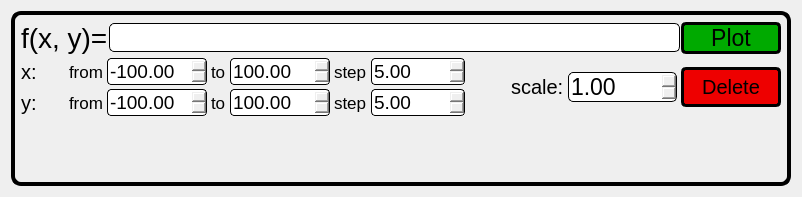
First picture: the form in res/chart_widget.ui, repository andreygor444/3D_plotter, before the edit.
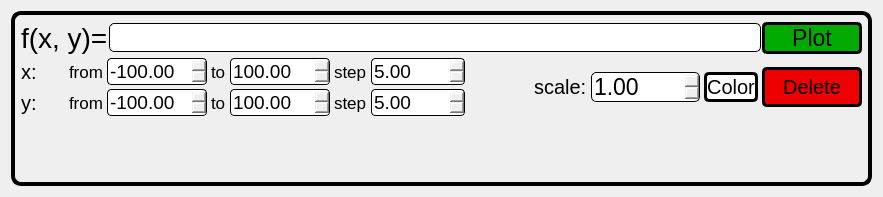
Second picture: the form after the edit.

Commit message: Добавил возможность выбора цвета графика

Patch:
```diff
--- a/res/chart_widget.ui
+++ b/res/chart_widget.ui
@@ -6,7 +6,7 @@
    <rect>
     <x>0</x>
     <y>0</y>
-    <width>802</width>
+    <width>883</width>
     <height>197</height>
    </rect>
   </property>
@@ -420,6 +420,24 @@
                 </property>
                </widget>
               </item>
+              <item>
+               <widget class="QPushButton" name="color_btn">
+                <property name="font">
+                 <font>
+                  <pointsize>15</pointsize>
+                 </font>
+                </property>
+                <property name="cursor">
+                 <cursorShape>PointingHandCursor</cursorShape>
+                </property>
+                <property name="styleSheet">
+                 <string notr="true">border: 3px solid black;border-radius: 5px;background-color: #fff;</string>
+                </property>
+                <property name="text">
+                 <string>Color</string>
+                </property>
+               </widget>
+              </item>
               <item>
                <widget class="QPushButton" name="delete_btn">
                 <property name="minimumSize">
```
Left out of the diff: 6 changed lines with no effect on the pictures. The commit also changes 2 other files.
